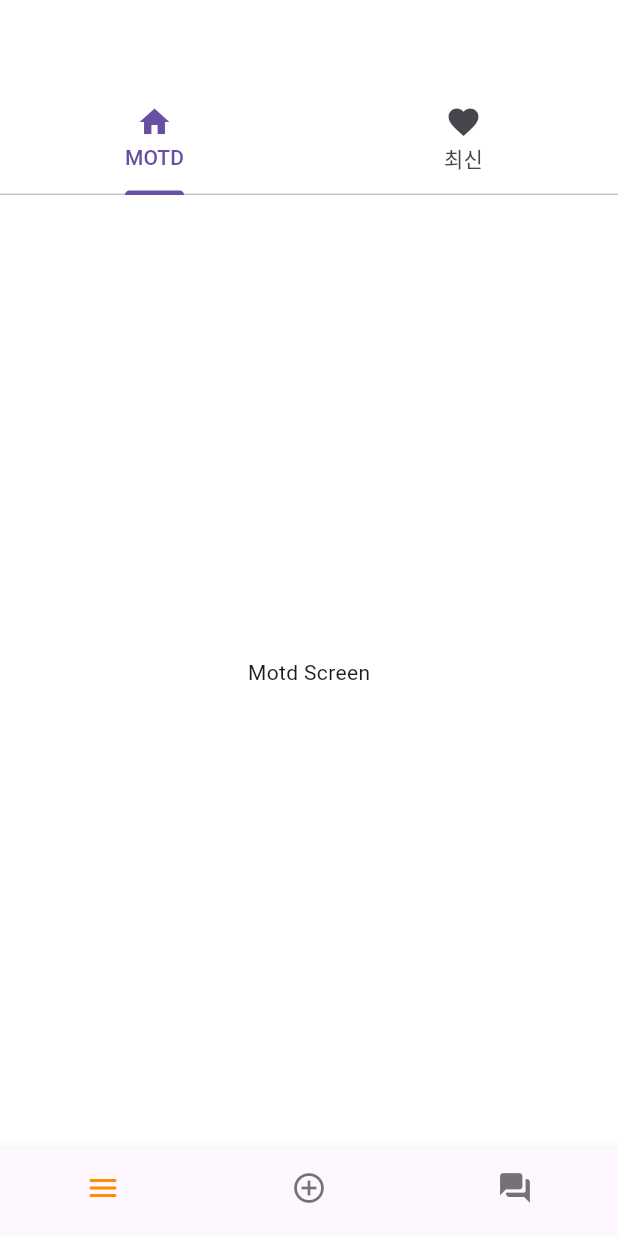
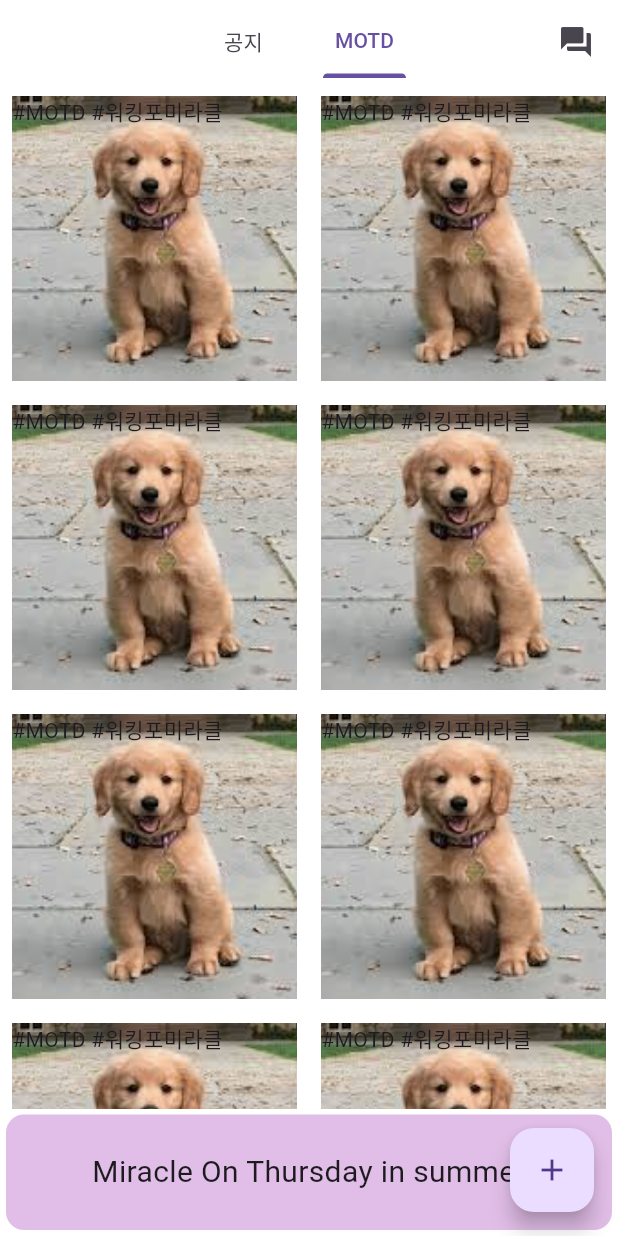
Before and after one commit to kiwi-choe/motd, a Flutter app: the screen it shows after launch, tab 2 chosen, on a phone screen of 412 x 824 dp. Run offline on Flutter 3.47's test engine with Material 3 defaults, Android fonts, the phone set to English and light mode, and no system bars; network calls fail.

Commit message:
Main UI 구조 변경
- bottom -> top tabbar
- [공지] tab 카드형식으로
- 문의사항 버튼은 상단 action icon으로

```diff
--- a/lib/main.dart
+++ b/lib/main.dart
@@ -14,7 +14,7 @@ class App extends StatelessWidget {
   Widget build(BuildContext context) {
     return MaterialApp(
       theme: ThemeData(scaffoldBackgroundColor: Colors.white),
-      home: HomeScreen(context),
+      home: const HomeScreen(),
     );
   }
 }
--- a/lib/screens/home_screen.dart
+++ b/lib/screens/home_screen.dart
@@ -1,20 +1,13 @@
 import 'package:flutter/material.dart';
-import 'package:motd/screens/recent_screen.dart';
-import 'package:motd/widget/bottom_nav_bar.dart';
+import 'package:motd/screens/motd_screen.dart';
+import 'package:motd/screens/notice_screen.dart';
 
-class HomeScreen extends StatefulWidget {
-  const HomeScreen(BuildContext context, {super.key});
+class HomeScreen extends StatelessWidget {
+  const HomeScreen({super.key});
 
-  @override
-  _HomeScreenState createState() => _HomeScreenState();
-}
-
-class _HomeScreenState extends State<HomeScreen> {
-  final int _currentIndex = 0;
-
-  final List<Widget> _tabs = [
-    const MotdScreen(),
-    const RecentScreen(),
+  final List<Widget> _tabs = const [
+    NoticeScreen(),
+    MotdScreen(),
   ];
 
   @override
@@ -23,31 +16,42 @@ class _HomeScreenState extends State<HomeScreen> {
       length: _tabs.length,
       child: Scaffold(
         appBar: AppBar(
+          actions: const [
+            Padding(
+              padding: EdgeInsets.symmetric(horizontal: 16.0),
+              child: Icon(Icons.question_answer),
+            ),
+          ],
           backgroundColor: Theme.of(context).scaffoldBackgroundColor,
-          bottom: const TabBar(
-            tabs: [
-              Tab(icon: Icon(Icons.home), text: 'MOTD'),
-              Tab(icon: Icon(Icons.favorite), text: '최신'),
-            ],
+          flexibleSpace: SafeArea(
+            child: Container(
+              alignment: Alignment.center,
+              child: _getTabBar(),
+            ),
           ),
           elevation: 0,
         ),
         body: TabBarView(
           children: _tabs,
         ),
-        bottomNavigationBar: const BottomNavBar(),
       ),
     );
   }
-}
 
-class MotdScreen extends StatelessWidget {
-  const MotdScreen({super.key});
-
-  @override
-  Widget build(BuildContext context) {
-    return const Center(
-      child: Text('Motd Screen'),
+  TabBar _getTabBar() {
+    return const TabBar(
+      tabs: [
+        Padding(
+          padding: EdgeInsets.symmetric(horizontal: 8),
+          child: Tab(text: '공지'),
+        ),
+        Padding(
+          padding: EdgeInsets.symmetric(horizontal: 8),
+          child: Tab(text: 'MOTD'),
+        ),
+      ],
+      tabAlignment: TabAlignment.center,
+      dividerHeight: 0,
     );
   }
 }
--- a/lib/screens/motd_screen.dart
+++ b/lib/screens/motd_screen.dart
@@ -1,12 +1,61 @@
 import 'package:flutter/material.dart';
+import 'package:motd/widget/photo_card.dart';
 
 class MotdScreen extends StatelessWidget {
   const MotdScreen({super.key});
 
   @override
   Widget build(BuildContext context) {
-    return const Center(
-      child: Text("MOTD 포스터 및 설명할까요?"),
+    return Scaffold(
+      floatingActionButton: Row(
+        mainAxisAlignment: MainAxisAlignment.end,
+        children: <Widget>[
+          const SizedBox(width: 16),
+          FloatingActionButton(
+            onPressed: () {
+              // Add your onPressed code here!
+            },
+            child: const Icon(Icons.add),
+          ),
+        ],
+      ),
+      backgroundColor: Colors.white,
+      body: Column(
+        mainAxisAlignment: MainAxisAlignment.center,
+        children: [
+          Expanded(
+            child: GridView.builder(
+              gridDelegate: const SliverGridDelegateWithFixedCrossAxisCount(
+                crossAxisCount: 2,
+              ),
+              scrollDirection: Axis.vertical,
+              itemBuilder: (context, index) {
+                debugPrint('index: $index');
+                return const Padding(
+                  padding: EdgeInsets.all(8.0),
+                  child: PhotoCard(),
+                );
+              },
+            ),
+          ),
+          Card.filled(
+            color: Colors.purple[100],
+            child: Container(
+              alignment: Alignment.center,
+              width: double.infinity,
+              child: const Padding(
+                padding: EdgeInsets.symmetric(vertical: 24.0),
+                child: Text(
+                  'Miracle On Thursday in summer',
+                  style: TextStyle(
+                    fontSize: 20,
+                  ),
+                ),
+              ),
+            ),
+          ),
+        ],
+      ),
     );
   }
 }
--- a/lib/widget/photo_card.dart
+++ b/lib/widget/photo_card.dart
@@ -5,6 +5,18 @@ class PhotoCard extends StatelessWidget {
 
   @override
   Widget build(BuildContext context) {
-    return const Placeholder();
+    return Container(
+      color: Colors.amber,
+      child: Stack(
+        children: [
+          Image.asset(
+            'assets/images/test.jpeg',
+            fit: BoxFit.cover,
+            height: 200,
+          ),
+          const Text("#MOTD #워킹포미라클"),
+        ],
+      ),
+    );
   }
 }
--- a/pubspec.yaml
+++ b/pubspec.yaml
@@ -61,8 +61,8 @@ flutter:
   uses-material-design: true
 
   # To add assets to your application, add an assets section, like this:
-  # assets:
-  #   - images/a_dot_burr.jpeg
+  assets:
+    - assets/images/
   #   - images/a_dot_ham.jpeg
 
   # An image asset can refer to one or more resolution-specific "variants", see
```
Also changed, not shown: lib/screens/notice_screen.dart (added, +69 -0 lines), lib/screens/recent_screen.dart (deleted, +0 -36 lines), lib/widget/currency_card.dart (deleted, +0 -93 lines), assets/images/motd.jpg (added), assets/images/test.jpeg (added).
